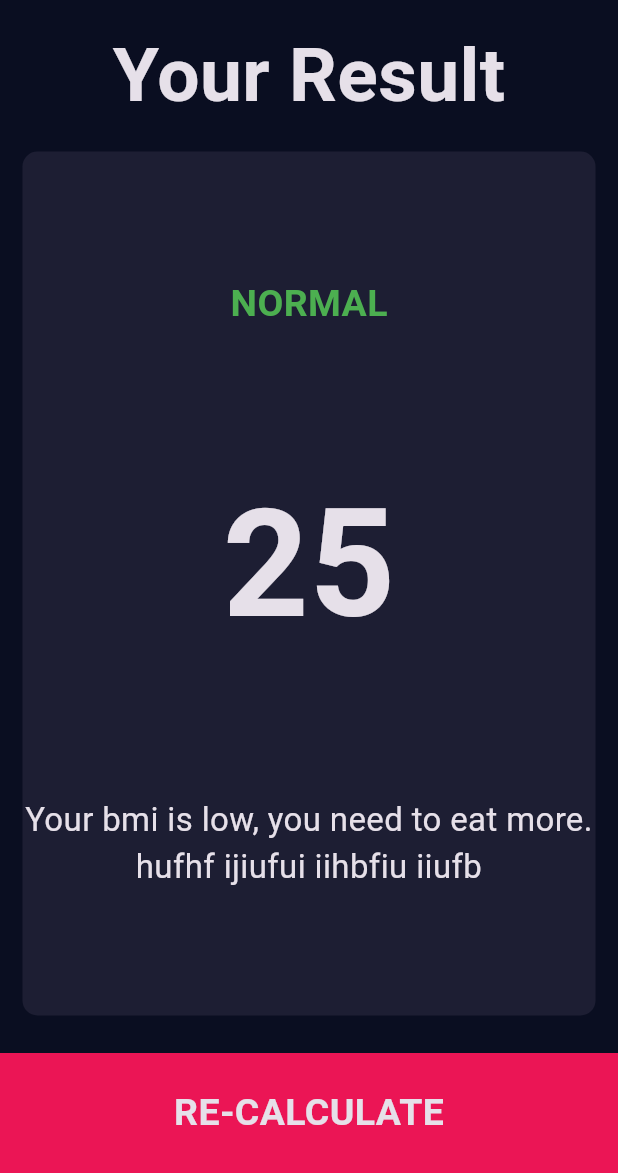
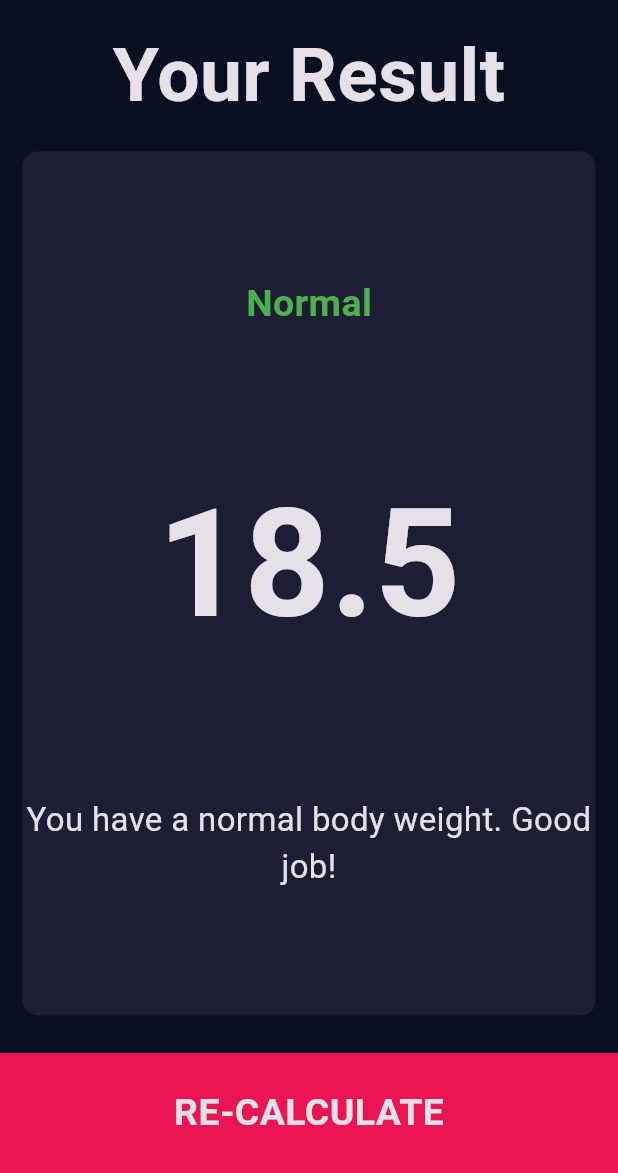
Before and after one commit to mr-schway/bmi-calculator, a Flutter app: the screen it shows after launch, after a tap on "CALCULATE", on a phone screen of 412 x 824 dp, the part 63-1236 px from its top. Run offline on Flutter 3.47's test engine with Material 3 defaults, Android fonts, the phone set to English and light mode, and no system bars; our stand-ins replace font_awesome_flutter.

Commit message:
Add the BMI Calculator Functionality

```diff
--- /dev/null
+++ b/lib/calculator_brain.dart
@@ -0,0 +1,34 @@
+import 'dart:math';
+
+class CalculatorBrain {
+  final int height;
+  final int weight;
+  double _bmi = 0;
+
+  CalculatorBrain({required this.height, required this.weight});
+
+  String calculateBMI() {
+    _bmi = weight / pow(height / 100, 2);
+    return _bmi.toStringAsFixed(1);
+  }
+
+  String getResult() {
+    if (_bmi >= 25) {
+      return 'Overweight';
+    } else if (_bmi > 18.5) {
+      return 'Normal';
+    } else {
+      return 'Underweight';
+    }
+  }
+
+  String getInterpretation() {
+    if (_bmi >= 25) {
+      return 'You have a higher than normal body weight. Try to exercise more.';
+    } else if (_bmi > 18.5) {
+      return 'You have a normal body weight. Good job!';
+    } else {
+      return 'You have a lower than normal body weight. You can eat a bit more.';
+    }
+  }
+}
--- a/lib/screens/input_page.dart
+++ b/lib/screens/input_page.dart
@@ -1,3 +1,4 @@
+import 'package:bmi_calculator/calculator_brain.dart';
 import 'package:flutter/material.dart';
 import 'package:font_awesome_flutter/font_awesome_flutter.dart';
 import '../components/icon_content.dart';
@@ -217,10 +218,16 @@ class _InputPageState extends State<InputPage> {
           BottomButton(
             buttonTitle: "CALCULATE",
             onTap: () {
+              CalculatorBrain calc =
+                  CalculatorBrain(height: height, weight: weight);
               Navigator.push(
                 context,
                 MaterialPageRoute(
-                  builder: (context) => const ResultsPage(),
+                  builder: (context) => ResultsPage(
+                    bmiResult: calc.calculateBMI(),
+                    textResult: calc.getResult(),
+                    interpretation: calc.getInterpretation(),
+                  ),
                 ),
               );
             },
--- a/lib/screens/results_page.dart
+++ b/lib/screens/results_page.dart
@@ -4,7 +4,15 @@ import 'package:flutter/material.dart';
 import 'package:bmi_calculator/components/bottom_button.dart';
 
 class ResultsPage extends StatelessWidget {
-  const ResultsPage({super.key});
+  final String bmiResult;
+  final String textResult;
+  final String interpretation;
+
+  const ResultsPage(
+      {super.key,
+      required this.bmiResult,
+      required this.textResult,
+      required this.interpretation});
 
   @override
   Widget build(BuildContext context) {
@@ -24,22 +32,22 @@ class ResultsPage extends StatelessWidget {
               style: kTitleTextStyle,
             ),
           ),
-          const Expanded(
+          Expanded(
             child: ReusableCard(
               colour: kActiveCardColor,
               cardChild: Column(
                 mainAxisAlignment: MainAxisAlignment.spaceEvenly,
                 children: <Widget>[
                   Text(
-                    "NORMAL",
+                    textResult,
                     style: kResultTextStyle,
                   ),
                   Text(
-                    "25",
+                    bmiResult,
                     style: kBMITextStyle,
                   ),
                   Text(
-                    "Your bmi is low, you need to eat more. hufhf ijiufui iihbfiu iiufb",
+                    interpretation,
                     textAlign: TextAlign.center,
                     style: kBodyTextStyle,
                   ),
```
